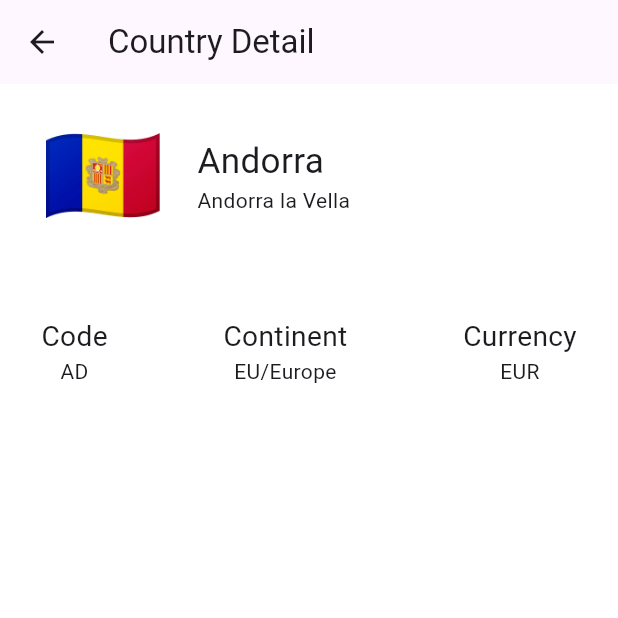
After one commit to azor1105/flutter_contest, a Flutter app: the CountryDetailScreen screen opened by its route, on a phone screen of 412 x 824 dp, the top half of it. The commit adds this screen. Run offline on Flutter 3.47's test engine with Material 2 defaults, Android fonts, the phone set to English and light mode, and no system bars; our stand-ins replace bloc, equatable, firebase_core, flutter_screenutil, fluttertoast, hive_flutter and 1 more; accounts and stored records are empty.

Commit message:
country fake list completed

```diff
--- a/lib/presentation/router/app_router.dart
+++ b/lib/presentation/router/app_router.dart
@@ -2,6 +2,7 @@ import 'package:flutter/material.dart';
 import 'package:flutter_contest/presentation/utils/constants/route_names.dart';
 import 'package:flutter_contest/presentation/views/splash/splash_screen.dart';
 import 'package:flutter_contest/presentation/views/tab/tab_screen.dart';
+import 'package:flutter_contest/presentation/views/tab/tabs/country_list/country_detail/country_detail_screen.dart';
 
 class AppRouter {
   static Route? onGenerateRoute(RouteSettings routeSettings) {
@@ -14,6 +15,10 @@ class AppRouter {
         return MaterialPageRoute(
           builder: (ctx) => const TabScreen(),
         );
+      case RouteNames.countryDetail:
+        return MaterialPageRoute(
+          builder: (ctx) => const CountryDetailScreen(),
+        );
       default:
         return null;
     }
--- a/lib/presentation/utils/constants/route_names.dart
+++ b/lib/presentation/utils/constants/route_names.dart
@@ -1,4 +1,5 @@
 class RouteNames {
   static const String splash = '/';
   static const String tabs = '/tabs';
+  static const String countryDetail = '/country_detail';
 }
--- /dev/null
+++ b/lib/presentation/views/tab/tabs/country_list/country_detail/country_detail_screen.dart
@@ -0,0 +1,70 @@
+import 'package:flutter/material.dart';
+import 'package:flutter_contest/presentation/utils/constants/color_const.dart';
+import 'package:flutter_screenutil/flutter_screenutil.dart';
+
+class CountryDetailScreen extends StatefulWidget {
+  const CountryDetailScreen({Key? key}) : super(key: key);
+
+  @override
+  State<CountryDetailScreen> createState() => _CountryDetailScreenState();
+}
+
+class _CountryDetailScreenState extends State<CountryDetailScreen> {
+  @override
+  Widget build(BuildContext context) {
+    return Scaffold(
+      backgroundColor: ColorConst.white,
+      appBar: AppBar(title: const Text("Country Detail")),
+      body: SafeArea(
+        child: Padding(
+          padding: EdgeInsets.symmetric(horizontal: 25.w, vertical: 15.h),
+          child: Column(
+            crossAxisAlignment: CrossAxisAlignment.start,
+            children: [
+              Row(
+                children: [
+                  Text(
+                    "🇦🇩",
+                    style: TextStyle(fontSize: 70.sp),
+                  ),
+                  SizedBox(width: 20.w),
+                  Column(
+                    crossAxisAlignment: CrossAxisAlignment.start,
+                    children: [
+                      Text("Andorra", style: TextStyle(fontSize: 25.sp)),
+                      const Text("Andorra la Vella"),
+                    ],
+                  )
+                ],
+              ),
+              SizedBox(height: 50.h),
+              Row(
+                mainAxisAlignment: MainAxisAlignment.spaceBetween,
+                children: [
+                  Column(
+                    children: [
+                      Text("Code", style: TextStyle(fontSize: 20.sp)),
+                      Text("AD")
+                    ],
+                  ),
+                  Column(
+                    children: [
+                      Text("Continent", style: TextStyle(fontSize: 20.sp)),
+                      Text("EU/Europe")
+                    ],
+                  ),
+                  Column(
+                    children: [
+                      Text("Currency", style: TextStyle(fontSize: 20.sp)),
+                      Text("EUR")
+                    ],
+                  )
+                ],
+              )
+            ],
+          ),
+        ),
+      ),
+    );
+  }
+}
--- a/lib/presentation/views/tab/tabs/country_list/country_list_screen.dart
+++ b/lib/presentation/views/tab/tabs/country_list/country_list_screen.dart
@@ -1,4 +1,5 @@
 import 'package:flutter/material.dart';
+import 'package:flutter_contest/presentation/utils/constants/route_names.dart';
 import 'package:flutter_screenutil/flutter_screenutil.dart';
 
 class CountryListScreen extends StatefulWidget {
@@ -17,7 +18,10 @@ class _CountryListScreenState extends State<CountryListScreen> {
         physics: const BouncingScrollPhysics(),
         padding: EdgeInsets.symmetric(horizontal: 5.w, vertical: 15.h),
         children: List.generate(10, (index) {
-          return const ListTile(
+          return ListTile(
+            onTap: (){
+              Navigator.pushNamed(context, RouteNames.countryDetail);
+            },
             title: Text("Andorra"),
             subtitle: Text("Andorra la Vella"),
           );
```
